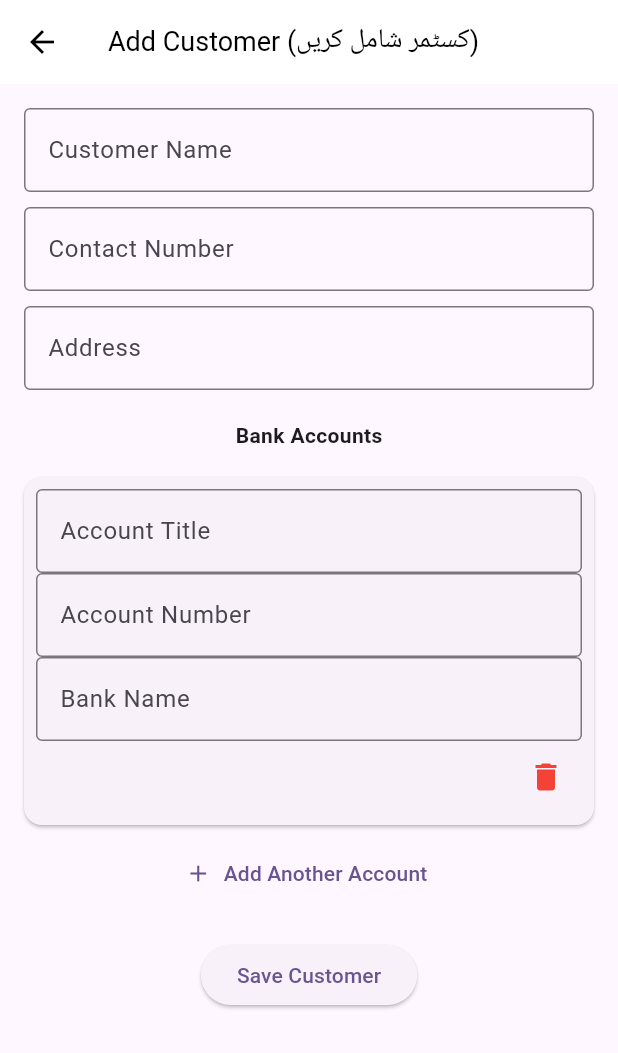
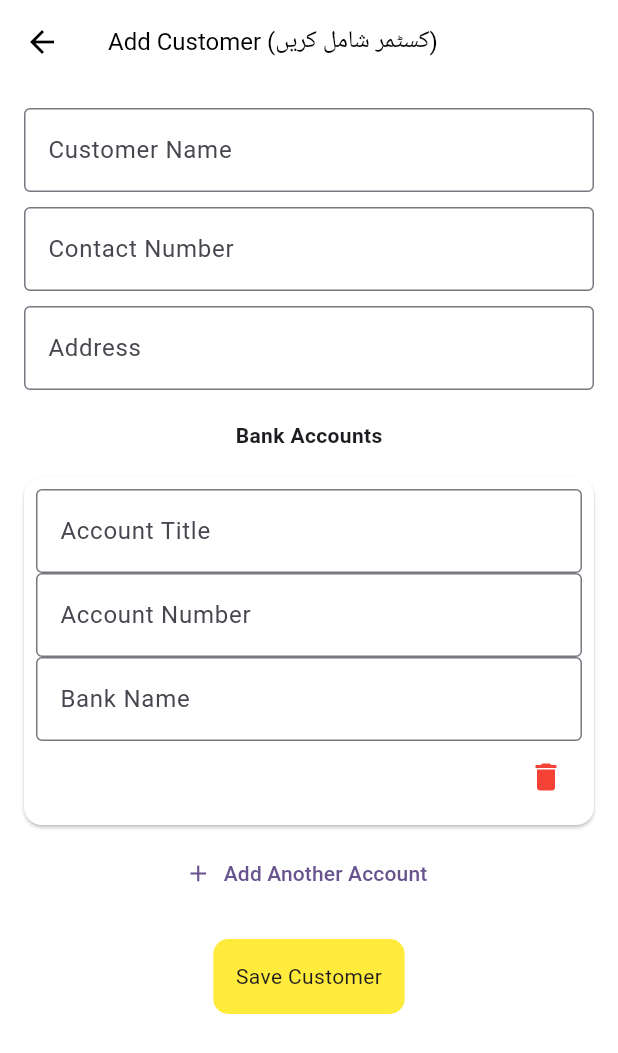
Before and after one commit to saadmomand6/Abdullah_Diary, a Flutter app: the AddCustomerScreen screen opened directly, on a phone screen of 412 x 824 dp. Shown: the top 1053 px of the screen. Run offline on Flutter 3.47's test engine with Material 3 defaults, Android fonts, the phone set to English and light mode, and no system bars; our stand-ins replace get, sqflite; accounts and stored records are empty.

Commit message:
ui changes

```diff
--- a/lib/views/add_customer/add_customers.dart
+++ b/lib/views/add_customer/add_customers.dart
@@ -73,11 +73,12 @@ class _AddCustomerPageState extends State<AddCustomerScreen> {
   @override
   Widget build(BuildContext context) {
     return Scaffold(
+      backgroundColor: Colors.white,
       appBar: AppBar(
         backgroundColor: Colors.white,
         title: const Text(
           "Add Customer (کسٹمر شامل کریں)",
-          style: TextStyle(fontSize: 18, color: Colors.black),
+          style: TextStyle(fontSize: 16, color: Colors.black),
         ),
         iconTheme: const IconThemeData(color: Colors.black),
       ),
@@ -100,6 +101,7 @@ class _AddCustomerPageState extends State<AddCustomerScreen> {
               itemBuilder: (_, index) {
                 final bankAcc = bankAccountControllers[index];
                 return Card(
+                  color: Colors.white,
                   margin: const EdgeInsets.symmetric(vertical: 8),
                   child: Padding(
                     padding: const EdgeInsets.all(8),
@@ -127,9 +129,16 @@ class _AddCustomerPageState extends State<AddCustomerScreen> {
               label: const Text("Add Another Account"),
             ),
             const SizedBox(height: 20),
-            ElevatedButton(
-              onPressed: _saveCustomer,
-              child: const Text("Save Customer"),
+            InkWell(
+              onTap: _saveCustomer,
+              child: Container(
+                padding: EdgeInsets.all(15),
+                decoration: BoxDecoration(
+                  color: Colors.yellow,
+                  borderRadius: BorderRadius.circular(10)
+                ),
+                child: const Text("Save Customer"),
+              ),
             )
           ],
         ),
--- a/lib/views/edit_customer.dart/edit_customer.dart
+++ b/lib/views/edit_customer.dart/edit_customer.dart
@@ -50,7 +50,7 @@ class EditCustomerScreen extends StatelessWidget {
       backgroundColor: Colors.white,
       title: Text("Edit Customer (کسٹمر میں ترمیم کریں)",
         style: TextStyle(
-        fontSize: 18, // 👈 Change this to your desired size
+        fontSize: 16, // 👈 Change this to your desired size
         fontWeight: FontWeight.bold, // Optional
         color: Colors.black,         // Optional if you want dark text
         ),
--- a/lib/views/info_screen/info_screen.dart
+++ b/lib/views/info_screen/info_screen.dart
@@ -31,7 +31,7 @@ class CustomerInfoScreen extends StatelessWidget {
         backgroundColor: Colors.white,
         title: Text(
           "Customer Info (کسٹمر کی تفصیل)",
-          style: TextStyle(fontSize: 18, fontWeight: FontWeight.bold),
+          style: TextStyle(fontSize: 16, fontWeight: FontWeight.bold),
         ),
         actions: [
           TextButton(
```
